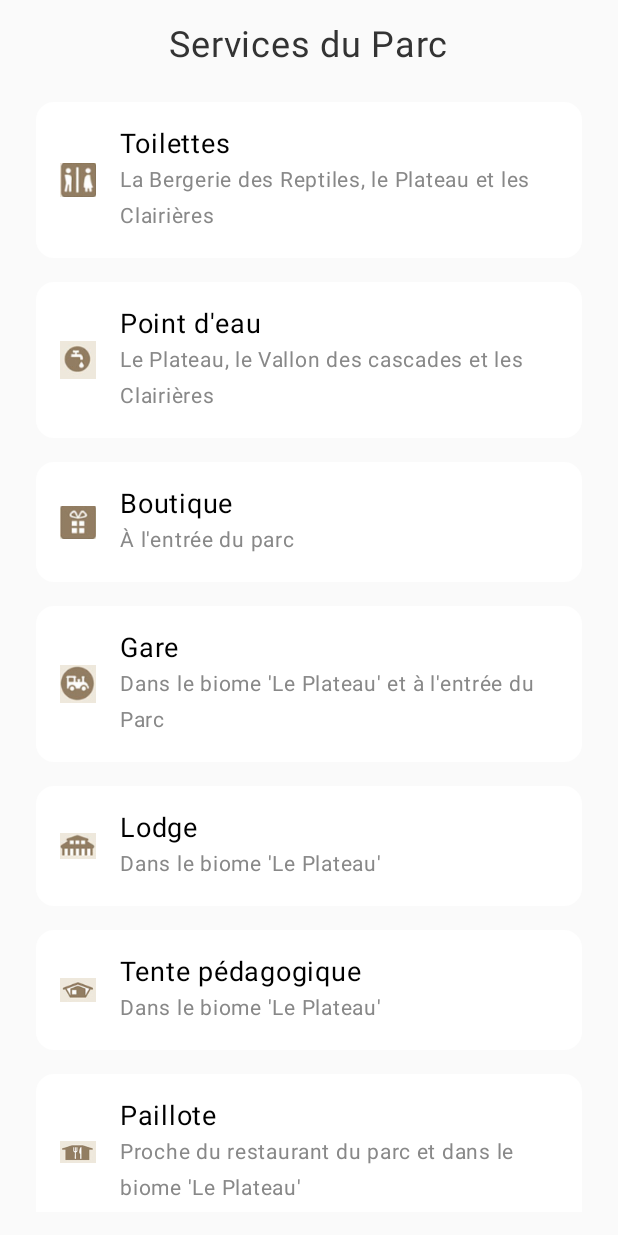
After one commit to Futiz/ZooISEN, an Android app built with Jetpack Compose: the ParkServiceScreen screen opened through its navigation route, on a phone screen of 412 x 824 dp. The commit adds this screen. Run offline under Robolectric (Android 15) with nearby library versions, the phone set to English and light mode, and no system bars; our stand-ins replace Firebase (no records; nobody signed in at launch, a user with empty details on screens opened directly).

Commit message:
v0.4 biomes colorés, enclos affiche animaux + commentaire par enclos, liste des services + localisation de chaque service et icone associée

```diff
--- a/app/src/main/java/fr/isen/sannicolas/zooisen/MainActivity.kt
+++ b/app/src/main/java/fr/isen/sannicolas/zooisen/MainActivity.kt
@@ -10,6 +10,7 @@ import androidx.navigation.compose.NavHost
 import androidx.navigation.compose.composable
 import fr.isen.sannicolas.zooisen.screens.BiomeScreen
 import fr.isen.sannicolas.zooisen.screens.EnclosureScreen
+import fr.isen.sannicolas.zooisen.screens.ParkServiceScreen
 import fr.isen.sannicolas.zooisen.ui.theme.ZooISENTheme
 import fr.isen.sannicolas.zooisen.screens.EnclosureCommentScreen
 
@@ -27,16 +28,12 @@ class MainActivity : ComponentActivity() {
                     composable("biomes") {
                         BiomeScreen(navController)
                     }
-
+                    composable("park_services") {
+                        ParkServiceScreen(navController)
+                    }
                     composable("enclosures/{biomeId}") { backStackEntry ->
                         val biomeId = backStackEntry.arguments?.getString("biomeId") ?: ""
                         EnclosureScreen(navController, biomeId)
-                    }
-
-                    composable("enclosure_comments/{biomeId}/{enclosureId}") { backStackEntry ->
-                        val biomeId = backStackEntry.arguments?.getString("biomeId") ?: ""
-                        val enclosureId = backStackEntry.arguments?.getString("enclosureId") ?: ""
-                        EnclosureCommentScreen(navController, biomeId, enclosureId)
                     }
                 }
             }
--- a/app/src/main/java/fr/isen/sannicolas/zooisen/screens/BiomeScreen.kt
+++ b/app/src/main/java/fr/isen/sannicolas/zooisen/screens/BiomeScreen.kt
@@ -56,6 +56,30 @@ fun BiomeScreen(navController: NavHostController) {
                 items(biomes) { biome ->
                     BiomeItem(biome, navController)
                 }
+
+                // ✅ Ajout de la carte "Park Services"
+                item {
+                    Card(
+                        modifier = Modifier
+                            .fillMaxWidth()
+                            .padding(8.dp)
+                            .clickable { navController.navigate("park_services") },
+                        shape = RoundedCornerShape(16.dp),
+                        elevation = CardDefaults.cardElevation(defaultElevation = 4.dp),
+                        colors = CardDefaults.cardColors(containerColor = Color(0xFF4CAF50)) // ✅ Couleur verte
+                    ) {
+                        Column(
+                            modifier = Modifier.padding(16.dp),
+                            horizontalAlignment = Alignment.CenterHorizontally
+                        ) {
+                            Text(
+                                text = "Park Services",
+                                style = MaterialTheme.typography.titleLarge,
+                                color = Color.White
+                            )
+                        }
+                    }
+                }
             }
         }
     }
@@ -63,6 +87,16 @@ fun BiomeScreen(navController: NavHostController) {
 
 @Composable
 fun BiomeItem(biome: Biome, navController: NavHostController) {
+    val safeColor = try {
+        if (biome.color.isNotBlank()) { // 🔹 Vérifie que la couleur n'est pas vide
+            Color(android.graphics.Color.parseColor(biome.color))
+        } else {
+            Color.Gray // ✅ Utilisation d'une couleur de secours si vide
+        }
+    } catch (e: IllegalArgumentException) {
+        Color.Gray // ✅ Si la couleur est invalide, on met du gris
+    }
+
     Card(
         modifier = Modifier
             .fillMaxWidth()
@@ -70,7 +104,7 @@ fun BiomeItem(biome: Biome, navController: NavHostController) {
             .clickable { navController.navigate("enclosures/${biome.name}") },
         shape = RoundedCornerShape(16.dp),
         elevation = CardDefaults.cardElevation(defaultElevation = 4.dp),
-        colors = CardDefaults.cardColors(containerColor = Color(android.graphics.Color.parseColor(biome.color)))
+        colors = CardDefaults.cardColors(containerColor = safeColor) // ✅ Utilisation du safeColor sécurisé
     ) {
         Column {
             Image(
@@ -91,6 +125,7 @@ fun BiomeItem(biome: Biome, navController: NavHostController) {
     }
 }
 
+
 // Fonction pour récupérer une image selon le biome
 fun getBiomeImage(biomeName: String): Int {
     return when (biomeName) {
@@ -100,6 +135,6 @@ fun getBiomeImage(biomeName: String): Int {
         "Le Plateau" -> R.drawable.lion
         "Les Clairières" -> R.drawable.bison
         "Le Bois des pins" -> R.drawable.loup
-        else -> android.R.color.transparent
+        else -> R.drawable.default_image
     }
 }
--- /dev/null
+++ b/app/src/main/java/fr/isen/sannicolas/zooisen/screens/ParkServiceScreen.kt
@@ -0,0 +1,112 @@
+package fr.isen.sannicolas.zooisen.screens
+
+import androidx.compose.foundation.Image
+import androidx.compose.foundation.layout.*
+import androidx.compose.foundation.lazy.LazyColumn
+import androidx.compose.foundation.lazy.items
+import androidx.compose.foundation.shape.RoundedCornerShape
+import androidx.compose.material3.*
+import androidx.compose.runtime.Composable
+import androidx.compose.ui.Alignment
+import androidx.compose.ui.Modifier
+import androidx.compose.ui.graphics.Color
+import androidx.compose.ui.layout.ContentScale
+import androidx.compose.ui.res.painterResource
+import androidx.compose.ui.unit.dp
+import androidx.compose.ui.unit.sp
+import androidx.navigation.NavHostController
+import fr.isen.sannicolas.zooisen.R
+
+data class ParkService(
+    val name: String,
+    val icon: Int,  // Ressource drawable de l'icône
+    val location: String  // Localisation dans le parc
+)
+
+@Composable
+fun ParkServiceScreen(navController: NavHostController) {
+    val parkServices = listOf(
+        ParkService("Toilettes", R.drawable.toilettes, "La Bergerie des Reptiles, le Plateau et les Clairières"),
+        ParkService("Point d'eau", R.drawable.pointdeau, "Le Plateau, le Vallon des cascades et les Clairières"),
+        ParkService("Boutique", R.drawable.boutique, "À l'entrée du parc"),
+        ParkService("Gare", R.drawable.gare, "Dans le biome 'Le Plateau' et à l'entrée du Parc"),
+        ParkService("Lodge", R.drawable.lodge, "Dans le biome 'Le Plateau'"),
+        ParkService("Tente pédagogique", R.drawable.tente, "Dans le biome 'Le Plateau'"),
+        ParkService("Paillote", R.drawable.paillote, "Proche du restaurant du parc et dans le biome 'Le Plateau'"),
+        ParkService("Café nomade", R.drawable.cafe, "Dans le biome 'le Vallon des Cascades'"),
+        ParkService("Petit Café", R.drawable.petitcafe, "À côté de l'entréée de la Bergerie des reptiles"),
+        ParkService("Plateau des jeux", R.drawable.plateau, "Dans le biome 'Le Plateau'"),
+        ParkService("Espace Pique-nique", R.drawable.piquenique, "Présent dans plusieurs zones"),
+        ParkService("Point de vue", R.drawable.pointdevue, "Situé dans 'Le Belvédère', 'les Clairières' et 'Le Plateau'"),
+        ParkService("Sortie de secours", R.drawable.sortiesecours, "Entrée du parc, le Vallon des cascades, le Bois des pins et les Clairières"),
+        ParkService("Poste de secours", R.drawable.postedesecours, "À l'entrée du parc"),
+        ParkService("Point de rassemblement", R.drawable.pointrassemblement, "Entrée du parc, le Vallon des cascades, le Plateau et les Clairières")
+    )
+
+    Box(
+        modifier = Modifier
+            .fillMaxSize()
+            .padding(16.dp)
+    ) {
+        Column(horizontalAlignment = Alignment.CenterHorizontally) {
+            Text(
+                text = "Services du Parc",
+                fontSize = 24.sp,
+                color = Color(0xFF333333)
+            )
+            Spacer(modifier = Modifier.height(16.dp))
+
+            LazyColumn {
+                items(parkServices) { service ->
+                    ServiceCard(service)
+                }
+            }
+
+            Spacer(modifier = Modifier.height(16.dp))
+            Button(
+                onClick = { navController.popBackStack() },
+                colors = ButtonDefaults.buttonColors(containerColor = Color(0xFF005BBB))
+            ) {
+                Text("Retour", color = Color.White)
+            }
+        }
+    }
+}
+
+@Composable
+fun ServiceCard(service: ParkService) {
+    Card(
+        modifier = Modifier
+            .fillMaxWidth()
+            .padding(8.dp),
+        shape = RoundedCornerShape(12.dp),
+        colors = CardDefaults.cardColors(containerColor = Color.White)
+    ) {
+        Row(
+            modifier = Modifier.padding(16.dp),
+            verticalAlignment = Alignment.CenterVertically
+        ) {
+            Image(
+                painter = painterResource(id = service.icon),
+                contentDescription = service.name,
+                modifier = Modifier
+                    .size(40.dp)
+                    .padding(end = 16.dp),
+                contentScale = ContentScale.Fit
+            )
+
+            Column {
+                Text(
+                    text = service.name,
+                    fontSize = 18.sp,
+                    color = Color.Black
+                )
+                Text(
+                    text = service.location,
+                    fontSize = 14.sp,
+                    color = Color.Gray
+                )
+            }
+        }
+    }
+}
```
Also changed, not shown: app/src/main/res/drawable/boutique.png (added), app/src/main/res/drawable/cafe.png (added), app/src/main/res/drawable/default_image.png (added), app/src/main/res/drawable/gare.png (added), app/src/main/res/drawable/lodge.png (added), app/src/main/res/drawable/paillote.png (added), app/src/main/res/drawable/petitcafe.png (added), app/src/main/res/drawable/piquenique.png (added), app/src/main/res/drawable/plateau.png (added), app/src/main/res/drawable/pointdeau.png (added), app/src/main/res/drawable/pointdevue.png (added), app/src/main/res/drawable/pointrassemblement.png (added), app/src/main/res/drawable/postedesecours.png (added), app/src/main/res/drawable/sortiesecours.png (added), 2 more files.
